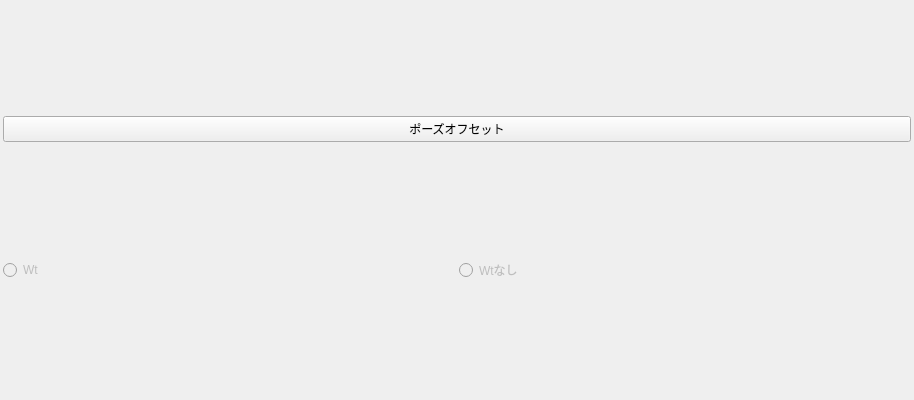
The window that poseoffset_v1.ui (yuri4817/custom_grapheditor) describes before a commit, drawn with Qt 5.
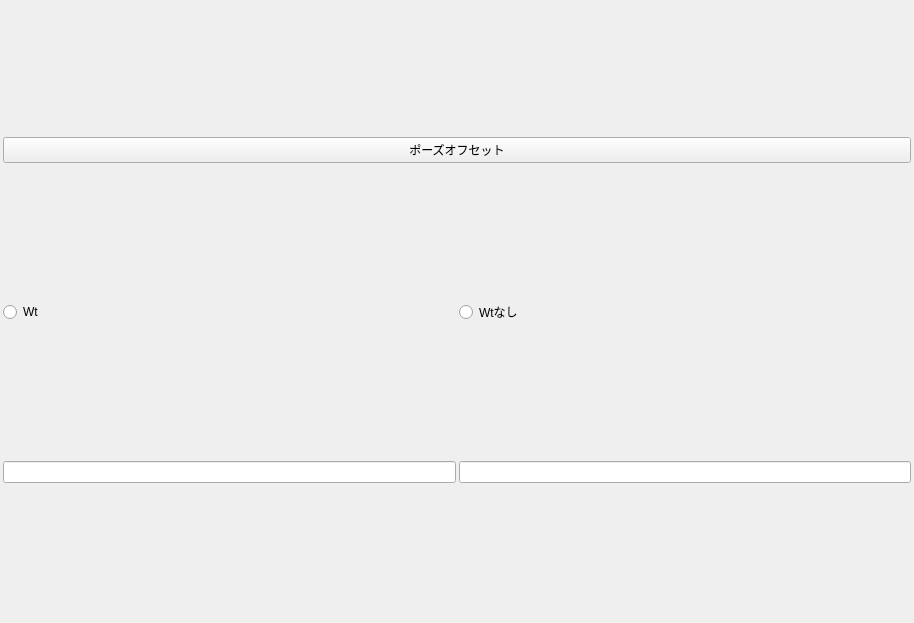
The same window after the commit.

```diff
--- a/poseoffset_v1.ui
+++ b/poseoffset_v1.ui
@@ -7,7 +7,7 @@
     <x>0</x>
     <y>0</y>
     <width>914</width>
-    <height>400</height>
+    <height>623</height>
    </rect>
   </property>
   <property name="windowTitle">
@@ -41,7 +41,7 @@
      <item row="0" column="1">
       <widget class="QRadioButton" name="radioButton_2">
        <property name="enabled">
-        <bool>false</bool>
+        <bool>true</bool>
        </property>
        <property name="text">
         <string>Wtなし</string>
@@ -51,7 +51,7 @@
      <item row="0" column="0">
       <widget class="QRadioButton" name="radioButton">
        <property name="enabled">
-        <bool>false</bool>
+        <bool>true</bool>
        </property>
        <property name="text">
         <string>Wt</string>
@@ -63,6 +63,16 @@
    <item>
     <layout class="QVBoxLayout" name="gradientControlLayout"/>
    </item>
+   <item>
+    <layout class="QHBoxLayout" name="horizontalLayout">
+     <item>
+      <widget class="QLineEdit" name="lineEdit_2"/>
+     </item>
+     <item>
+      <widget class="QLineEdit" name="lineEdit"/>
+     </item>
+    </layout>
+   </item>
   </layout>
  </widget>
  <resources/>
```
